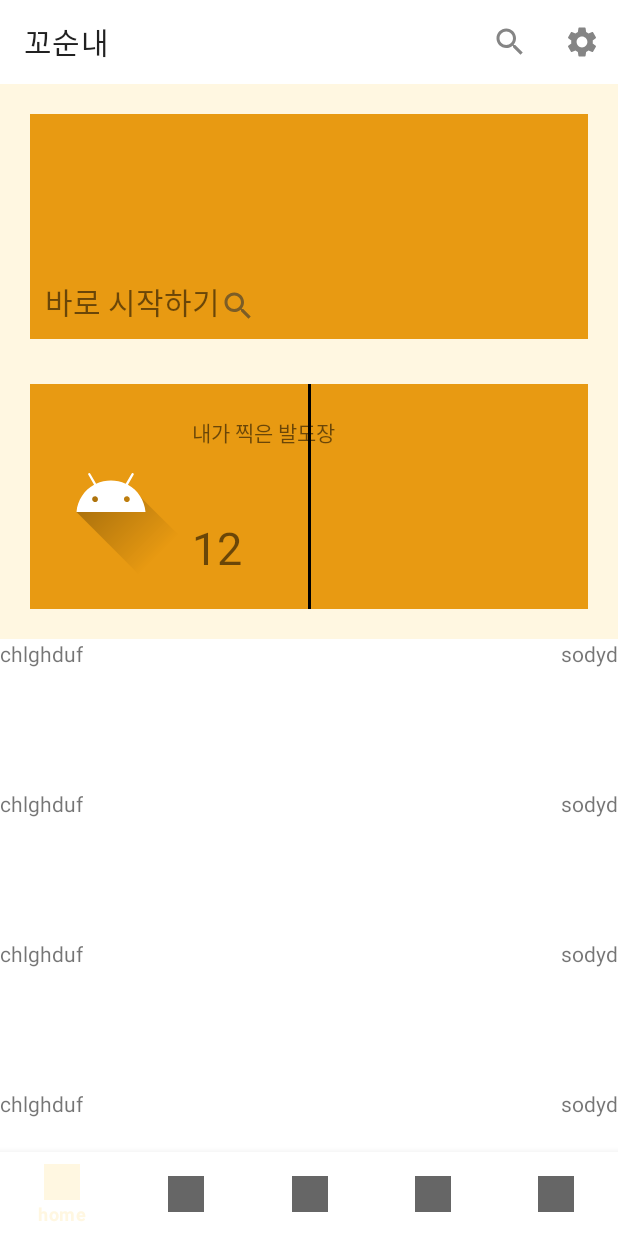
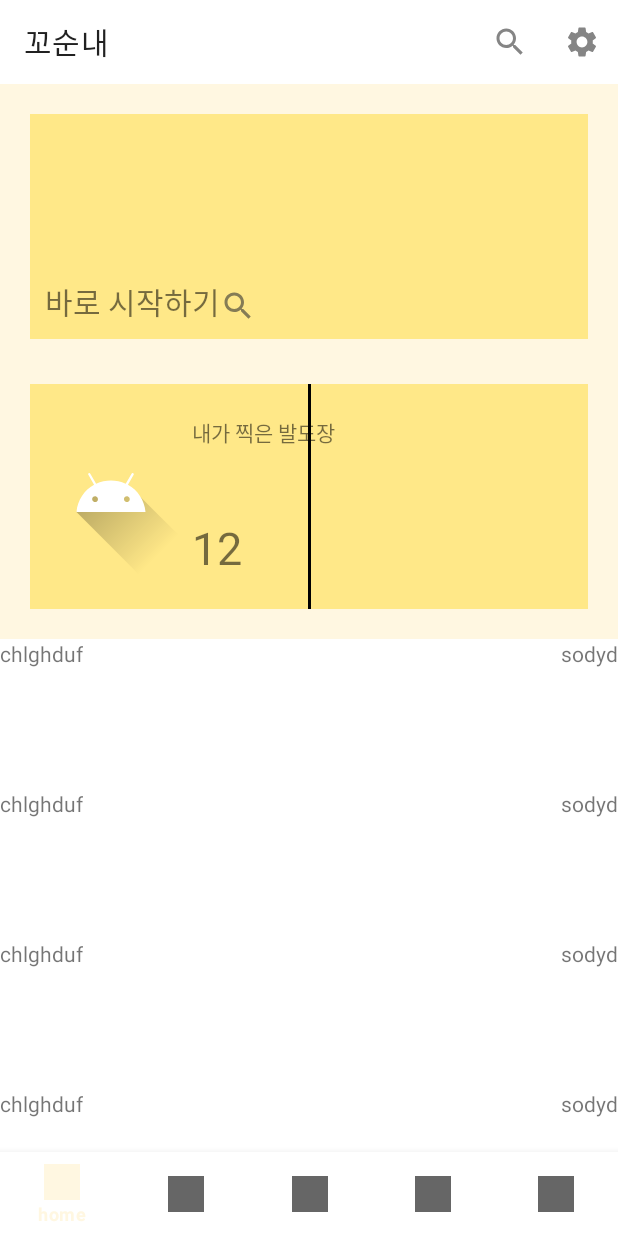
Before and after one commit to Kkosunae/android, an Android app: the HomeFragment screen opened directly, with no data from a screen before it, on a phone screen of 412 x 824 dp. Run offline under Robolectric (Android 15) with nearby library versions, the phone set to English and light mode, and no system bars; libraries missing offline, so code that uses them is left out: com.kakao.sdk; 2 statements that could not run were skipped.

Commit message:
[KKO-] Add color resource

```diff
--- a/app/src/main/res/layout/fragment_home.xml
+++ b/app/src/main/res/layout/fragment_home.xml
@@ -25,7 +25,7 @@
                 android:layout_marginStart="@dimen/home_layout_margin_start"
                 android:layout_marginEnd="@dimen/home_layout_margin_end"
                 android:layout_marginTop="@dimen/home_layout_margin_top"
-                android:background="@color/key_color">
+                android:background="@color/colorVisVis">
                 <TextView
                     android:id="@+id/layout1_text1"
                     android:layout_width="wrap_content"
@@ -54,7 +54,7 @@
                 android:layout_marginStart="@dimen/home_layout_margin_start"
                 android:layout_marginEnd="@dimen/home_layout_margin_end"
                 android:layout_marginTop="30dp"
-                android:background="@color/key_color">
+                android:background="@color/colorVisVis">
                 <ImageView
                     android:id="@+id/home_iv_circle"
                     android:layout_width="wrap_content"
--- a/app/src/main/res/values-night-v31/themes.xml
+++ b/app/src/main/res/values-night-v31/themes.xml
@@ -2,7 +2,7 @@
 <resources>
 
     <style name="Theme.App.Starting" parent="Theme.SplashScreen">
-        <item name="windowSplashScreenBackground">@color/key_color</item>
+        <item name="windowSplashScreenBackground">@color/colorVisVis</item>
         <item name="android:windowSplashScreenAnimatedIcon">@drawable/ic_launcher_foreground</item>
         <item name="postSplashScreenTheme">@style/Theme.Kkosunae</item>
     </style>
--- a/app/src/main/res/values-night/themes.xml
+++ b/app/src/main/res/values-night/themes.xml
@@ -15,7 +15,7 @@
     </style>
     <!-- Splash screen Theme-->
     <style name="Theme.App.Starting" parent="Theme.SplashScreen">
-        <item name="windowSplashScreenBackground">@color/key_color</item>
+        <item name="windowSplashScreenBackground">@color/colorVisVis</item>
         <item name="android:windowSplashScreenAnimatedIcon">@drawable/ic_launcher_foreground</item>
         <item name="postSplashScreenTheme">@style/Theme.Kkosunae</item>
     </style>
--- a/app/src/main/res/values-v31/themes.xml
+++ b/app/src/main/res/values-v31/themes.xml
@@ -2,7 +2,7 @@
 <resources>
 
     <style name="Theme.App.Starting" parent="Theme.SplashScreen">
-        <item name="windowSplashScreenBackground">@color/key_color</item>
+        <item name="windowSplashScreenBackground">@color/colorVisVis</item>
         <item name="android:windowSplashScreenAnimatedIcon">@drawable/ic_launcher_foreground</item>
         <item name="postSplashScreenTheme">@style/Theme.Kkosunae</item>
     </style>
--- a/app/src/main/res/values/themes.xml
+++ b/app/src/main/res/values/themes.xml
@@ -3,8 +3,8 @@
     <style name="Theme.Kkosunae" parent="Theme.MaterialComponents.DayNight.NoActionBar">
         <!-- Primary brand color. -->
         <item name="colorPrimary">@color/sub_color_baise</item>
-        <item name="colorPrimaryVariant">@color/key_color</item>
-        <item name="colorOnPrimary">@color/key_color</item>
+        <item name="colorPrimaryVariant">@color/colorVisVis</item>
+        <item name="colorOnPrimary">@color/colorVisVis</item>
         <!-- Secondary brand color. -->
         <item name="colorSecondary">@color/teal_200</item>
         <item name="colorSecondaryVariant">@color/teal_700</item>
@@ -15,7 +15,7 @@
     </style>
     <!-- Splash screen Theme-->
     <style name="Theme.App.Starting" parent="Theme.SplashScreen">
-        <item name="windowSplashScreenBackground">@color/key_color</item>
+        <item name="windowSplashScreenBackground">@color/colorVisVis</item>
         <item name="android:windowSplashScreenAnimatedIcon">@drawable/ic_launcher_foreground</item>
         <item name="postSplashScreenTheme">@style/Theme.Kkosunae</item>
     </style>
```
Also changed, not shown: app/src/main/res/values/colors.xml (+12 -0 lines), 1 other file.
